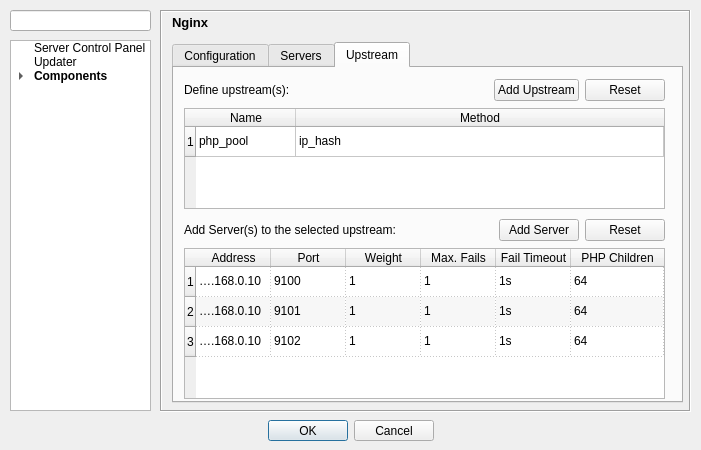
First picture: the form in src/config/configurationdialog.ui, repository WPN-XM/server-control-panel, before the edit.
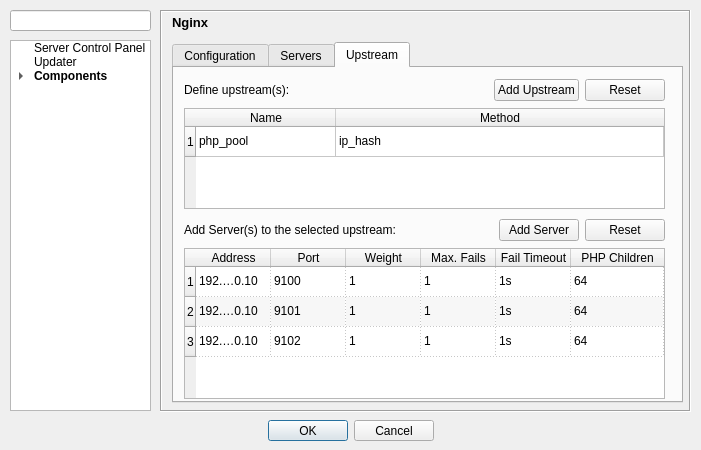
Second picture: the form after the edit. The open tabs and pages were chosen to show the change. Icons and pictures are not drawn.

The edit to the form file:
```diff
--- a/src/config/configurationdialog.ui
+++ b/src/config/configurationdialog.ui
@@ -861,6 +861,12 @@
          <height>101</height>
         </rect>
        </property>
+       <property name="minimumSize">
+        <size>
+         <width>481</width>
+         <height>0</height>
+        </size>
+       </property>
        <property name="horizontalScrollBarPolicy">
         <enum>Qt::ScrollBarAlwaysOff</enum>
        </property>
@@ -880,13 +886,13 @@
         <bool>false</bool>
        </attribute>
        <attribute name="horizontalHeaderDefaultSectionSize">
-        <number>100</number>
+        <number>140</number>
        </attribute>
        <attribute name="horizontalHeaderHighlightSections">
         <bool>true</bool>
        </attribute>
        <attribute name="horizontalHeaderMinimumSectionSize">
-        <number>50</number>
+        <number>140</number>
        </attribute>
        <attribute name="horizontalHeaderShowSortIndicator" stdset="0">
         <bool>false</bool>
@@ -951,7 +957,7 @@
         <enum>QAbstractItemView::SingleSelection</enum>
        </property>
        <property name="textElideMode">
-        <enum>Qt::ElideLeft</enum>
+        <enum>Qt::ElideMiddle</enum>
        </property>
        <property name="showGrid">
         <bool>true</bool>
```
Left out of the diff: 10 changed lines with no effect on the pictures.
